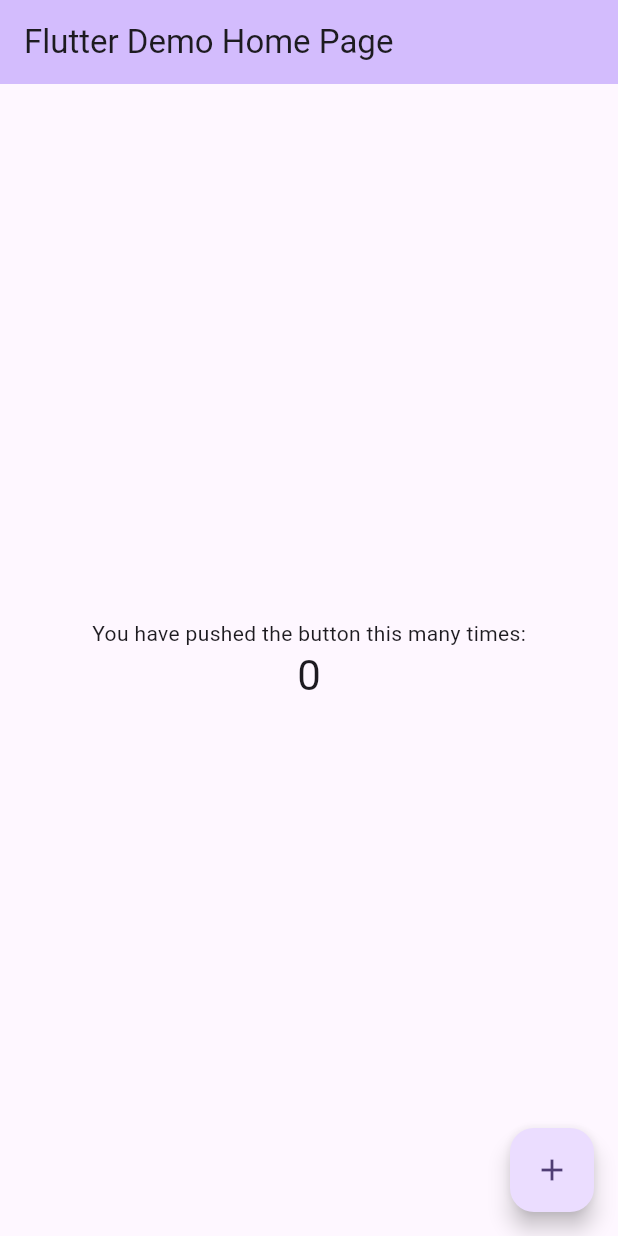
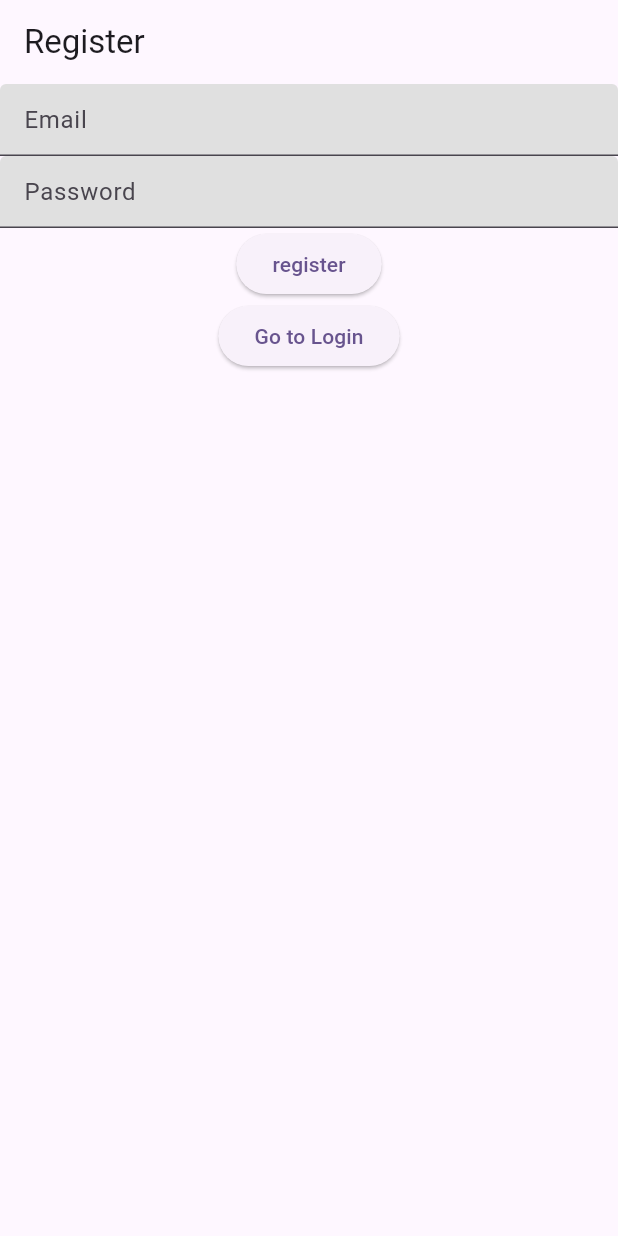
Before and after one commit to HakamQadi/Todo-Flutter, a Flutter app: the screen it shows after launch, on a phone screen of 412 x 824 dp. Run offline on Flutter 3.47's test engine with Material 2 defaults, Android fonts, the phone set to English and light mode, and no system bars.

Commit message:
register done

```diff
--- /dev/null
+++ b/lib/login.dart
@@ -0,0 +1,41 @@
+import 'package:flutter/material.dart';
+
+class Login extends StatefulWidget {
+  const Login({super.key});
+
+  @override
+  State<Login> createState() => _LoginState();
+}
+
+class _LoginState extends State<Login> {
+  @override
+  Widget build(BuildContext context) {
+    return Scaffold(
+      appBar: AppBar(
+        title: Text('Login'),
+      ),
+      body: Center(
+        child: Container(
+          child: Column(children: [
+            TextField(
+              // controller: emailController,
+              decoration: InputDecoration(
+                filled: true,
+                fillColor: Colors.grey[300],
+                hintText: "Email",
+              ),
+            ),
+            TextField(
+              // controller: emailController,
+              decoration: InputDecoration(
+                filled: true,
+                fillColor: Colors.grey[300],
+                hintText: "Password",
+              ),
+            ),
+          ]),
+        ),
+      ),
+    );
+  }
+}
--- a/lib/main.dart
+++ b/lib/main.dart
@@ -1,4 +1,6 @@
 import 'package:flutter/material.dart';
+import 'package:todo_ist/register.dart';
+// import 'regis';
 
 void main() {
   runApp(const MyApp());
@@ -13,113 +15,10 @@ class MyApp extends StatelessWidget {
     return MaterialApp(
       title: 'Flutter Demo',
       theme: ThemeData(
-        // This is the theme of your application.
-        //
-        // TRY THIS: Try running your application with "flutter run". You'll see
-        // the application has a blue toolbar. Then, without quitting the app,
-        // try changing the seedColor in the colorScheme below to Colors.green
-        // and then invoke "hot reload" (save your changes or press the "hot
-        // reload" button in a Flutter-supported IDE, or press "r" if you used
-        // the command line to start the app).
-        //
-        // Notice that the counter didn't reset back to zero; the application
-        // state is not lost during the reload. To reset the state, use hot
-        // restart instead.
-        //
-        // This works for code too, not just values: Most code changes can be
-        // tested with just a hot reload.
         colorScheme: ColorScheme.fromSeed(seedColor: Colors.deepPurple),
         useMaterial3: true,
       ),
-      home: const MyHomePage(title: 'Flutter Demo Home Page'),
+      home:Register() ,
     );
   }
 }
-
-class MyHomePage extends StatefulWidget {
-  const MyHomePage({super.key, required this.title});
-
-  // This widget is the home page of your application. It is stateful, meaning
-  // that it has a State object (defined below) that contains fields that affect
-  // how it looks.
-
-  // This class is the configuration for the state. It holds the values (in this
-  // case the title) provided by the parent (in this case the App widget) and
-  // used by the build method of the State. Fields in a Widget subclass are
-  // always marked "final".
-
-  final String title;
-
-  @override
-  State<MyHomePage> createState() => _MyHomePageState();
-}
-
-class _MyHomePageState extends State<MyHomePage> {
-  int _counter = 0;
-
-  void _incrementCounter() {
-    setState(() {
-      // This call to setState tells the Flutter framework that something has
-      // changed in this State, which causes it to rerun the build method below
-      // so that the display can reflect the updated values. If we changed
-      // _counter without calling setState(), then the build method would not be
-      // called again, and so nothing would appear to happen.
-      _counter++;
-    });
-  }
-
-  @override
-  Widget build(BuildContext context) {
-    // This method is rerun every time setState is called, for instance as done
-    // by the _incrementCounter method above.
-    //
-    // The Flutter framework has been optimized to make rerunning build methods
-    // fast, so that you can just rebuild anything that needs updating rather
-    // than having to individually change instances of widgets.
-    return Scaffold(
-      appBar: AppBar(
-        // TRY THIS: Try changing the color here to a specific color (to
-        // Colors.amber, perhaps?) and trigger a hot reload to see the AppBar
-        // change color while the other colors stay the same.
-        backgroundColor: Theme.of(context).colorScheme.inversePrimary,
-        // Here we take the value from the MyHomePage object that was created by
-        // the App.build method, and use it to set our appbar title.
-        title: Text(widget.title),
-      ),
-      body: Center(
-        // Center is a layout widget. It takes a single child and positions it
-        // in the middle of the parent.
-        child: Column(
-          // Column is also a layout widget. It takes a list of children and
-          // arranges them vertically. By default, it sizes itself to fit its
-          // children horizontally, and tries to be as tall as its parent.
-          //
-          // Column has various properties to control how it sizes itself and
-          // how it positions its children. Here we use mainAxisAlignment to
-          // center the children vertically; the main axis here is the vertical
-          // axis because Columns are vertical (the cross axis would be
-          // horizontal).
-          //
-          // TRY THIS: Invoke "debug painting" (choose the "Toggle Debug Paint"
-          // action in the IDE, or press "p" in the console), to see the
-          // wireframe for each widget.
-          mainAxisAlignment: MainAxisAlignment.center,
-          children: <Widget>[
-            const Text(
-              'You have pushed the button this many times:',
-            ),
-            Text(
-              '$_counter',
-              style: Theme.of(context).textTheme.headlineMedium,
-            ),
-          ],
-        ),
-      ),
-      floatingActionButton: FloatingActionButton(
-        onPressed: _incrementCounter,
-        tooltip: 'Increment',
-        child: const Icon(Icons.add),
-      ), // This trailing comma makes auto-formatting nicer for build methods.
-    );
-  }
-}
--- /dev/null
+++ b/lib/register.dart
@@ -0,0 +1,87 @@
+import 'dart:convert';
+
+import 'package:flutter/material.dart';
+import 'package:http/http.dart' as http;
+import 'package:todo_ist/login.dart';
+
+class Register extends StatefulWidget {
+  const Register({super.key});
+
+  @override
+  State<Register> createState() => _RegisterState();
+}
+
+class _RegisterState extends State<Register> {
+  TextEditingController emailController = TextEditingController();
+  TextEditingController passController = TextEditingController();
+
+  void registerUser() async {
+    if (emailController.text.isNotEmpty && passController.text.isNotEmpty) {
+      // init the body
+      var body = {
+        "email": emailController.text,
+        "password": passController.text,
+      };
+      var response = await http.post(
+        // set the URL
+        Uri.parse('http://192.168.0.224:3000/register'),
+        // send the data with the body of the request
+        body: jsonEncode(body),
+        // set the headers
+        headers: {"Content-Type": "application/json"},
+      );
+      // decode the response to use it later
+      var jsonResponse = jsonDecode(response.body);
+
+      print(jsonResponse['success']);
+
+      if (jsonResponse['status']) {
+        Navigator.push(
+            context, MaterialPageRoute(builder: (context) => Login()));
+      }
+    }
+  }
+
+  @override
+  Widget build(BuildContext context) {
+    return Scaffold(
+      appBar: AppBar(
+        title: Text('Register'),
+      ),
+      body: Center(
+        child: Container(
+            child: Column(
+          children: [
+            TextField(
+              controller: emailController,
+              decoration: InputDecoration(
+                filled: true,
+                fillColor: Colors.grey[300],
+                hintText: "Email",
+              ),
+            ),
+            TextField(
+              controller: passController,
+              decoration: InputDecoration(
+                filled: true,
+                fillColor: Colors.grey[300],
+                hintText: "Password",
+              ),
+            ),
+            ElevatedButton(
+              onPressed: () => {registerUser()},
+              child: Text('register'),
+            ),
+            ElevatedButton(
+              onPressed: () => {
+                Navigator.push(
+                    context, MaterialPageRoute(builder: (context) => Login()))
+              },
+              child: Text('Go to Login'),
+            ),
+          ],
+        )),
+      ),
+    );
+  }
+}
--- a/pubspec.yaml
+++ b/pubspec.yaml
@@ -30,6 +30,7 @@ environment:
 dependencies:
   flutter:
     sdk: flutter
+  http:
 
 
   # The following adds the Cupertino Icons font to your application.
@@ -45,7 +46,7 @@ dev_dependencies:
   # activated in the `analysis_options.yaml` file located at the root of your
   # package. See that file for information about deactivating specific lint
   # rules and activating additional ones.
-  flutter_lints: ^2.0.0
+  # flutter_lints: ^2.0.0
 
 # For information on the generic Dart part of this file, see the
 # following page: https://dart.dev/tools/pub/pubspec
```
Also changed, not shown: pubspec.lock.
